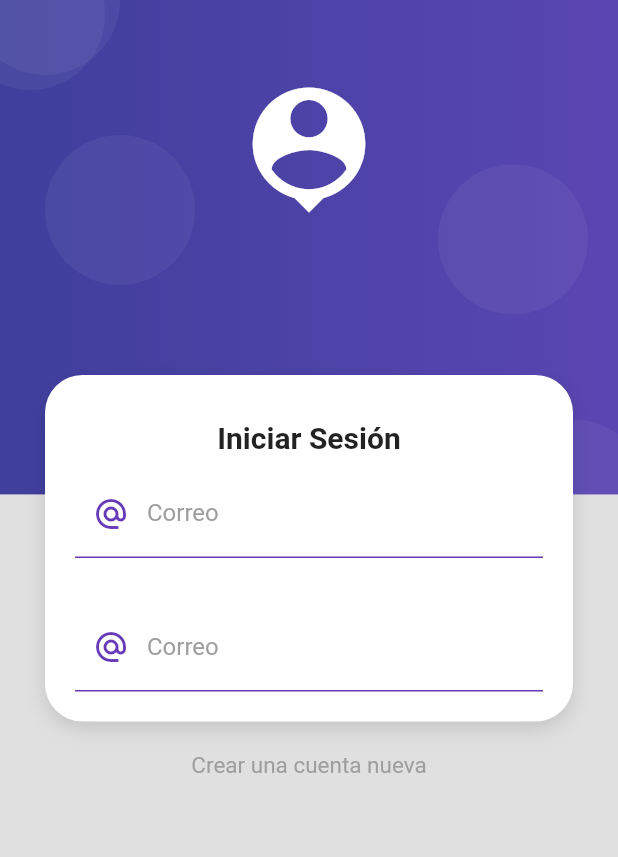
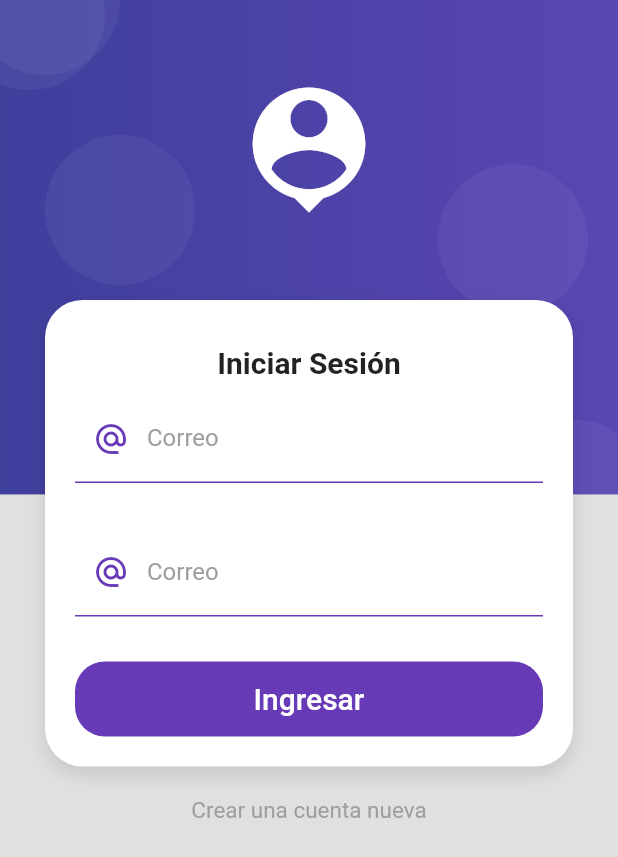
Before and after one commit to Alexis101120/productos_app, a Flutter app: the screen it shows after launch, on a phone screen of 412 x 824 dp. Shown: the top 857 px of the screen. Run offline on Flutter 3.47's test engine with Material 2 defaults, Android fonts, the phone set to English and light mode, and no system bars; missing offline and left inert: dart:ffi.

Commit message:
Aplicacion de inputsdecorations

```diff
--- a/lib/screens/login_screen.dart
+++ b/lib/screens/login_screen.dart
@@ -12,7 +12,7 @@ class LoginScreen extends StatelessWidget {
         child: SingleChildScrollView(
           child: Column(
             children: <Widget>[
-              const SizedBox(height: 250),
+              const SizedBox(height: 200),
               CardContainer(
                 child: Column(
                   children: [
@@ -38,19 +38,49 @@ class _LoginForm extends StatelessWidget {
   Widget build(BuildContext context) {
     return Container(
       child: Form(
+        autovalidateMode: AutovalidateMode.onUserInteraction,
         child: Column(
           children: <Widget>[
             TextFormField(
               autocorrect: false,
               keyboardType: TextInputType.emailAddress,
-              decoration: InputDecorations.authInputDecoration(),
+              decoration: InputDecorations.authInputDecoration(hintText: 'ejemplo@correo.com', labelText: 'Correo electronico', prefixIcon: Icons.alternate_email_rounded),
+              validator: ( value ){
+               String pattern = r'^(([^<>()[\]\\.,;:\s@\"]+(\.[^<>()[\]\\.,;:\s@\"]+)*)|(\".+\"))@((\[[0-9]{1,3}\.[0-9]{1,3}\.[0-9]{1,3}\.[0-9]{1,3}\])|(([a-zA-Z\-0-9]+\.)+[a-zA-Z]{2,}))$';
+              RegExp regExp  = new RegExp(pattern);
+              return regExp.hasMatch(value ?? '') ? null : 'El valor ingresado no es un correo';
+              }
             ),
             const SizedBox(height: 30),
             TextFormField(
               autocorrect: false,
-              keyboardType: TextInputType.emailAddress,
-              decoration: InputDecorations.authInputDecoration(),
-            )
+              obscureText: true,
+              keyboardType: TextInputType.text,
+              decoration: InputDecorations.authInputDecoration(hintText: '********', labelText: 'Contraseña', prefixIcon: Icons.lock_rounded),
+              validator: ( value ){
+              if(value != null && value.length > 6){
+                return null;
+              }else{
+                return 'La contraseña debe tener minimo 6 caracteres';
+              }
+              }
+            ),
+            const SizedBox(height: 30),
+            MaterialButton(
+              shape: RoundedRectangleBorder(borderRadius: BorderRadius.circular(20)),
+              disabledColor: Colors.grey,
+              elevation: 0,
+              color: Colors.deepPurple,
+              child : Container(
+                padding: EdgeInsets.symmetric(vertical: 10, horizontal: 20),
+                width: double.infinity,
+                height: 50,
+                child: Center(
+                  child: Text('Ingresar', style: TextStyle(color: Colors.white, fontSize: 20)),
+                ),
+              ),
+              onPressed: (){},
+              )
           ],
         ),
       )
```
